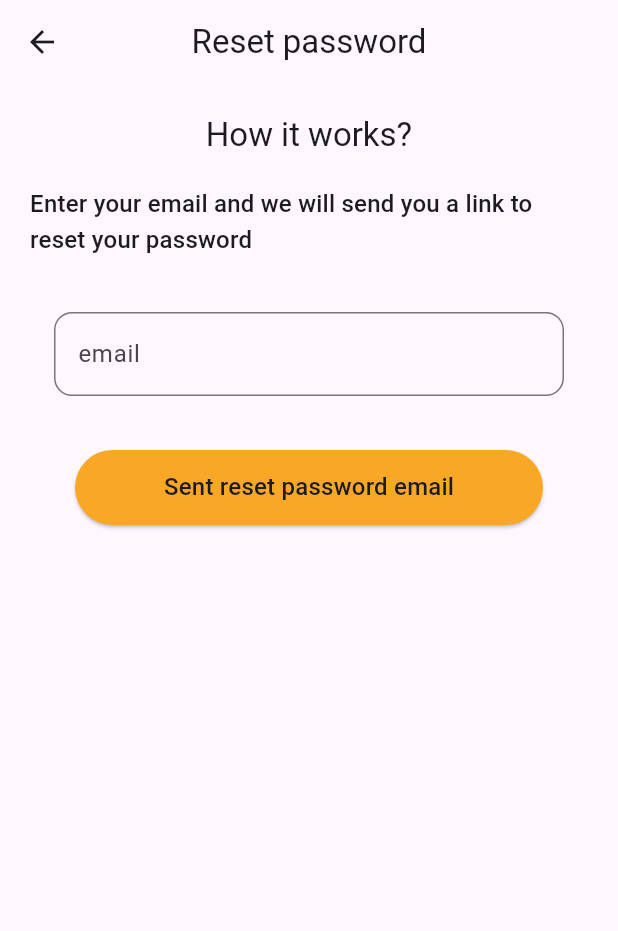
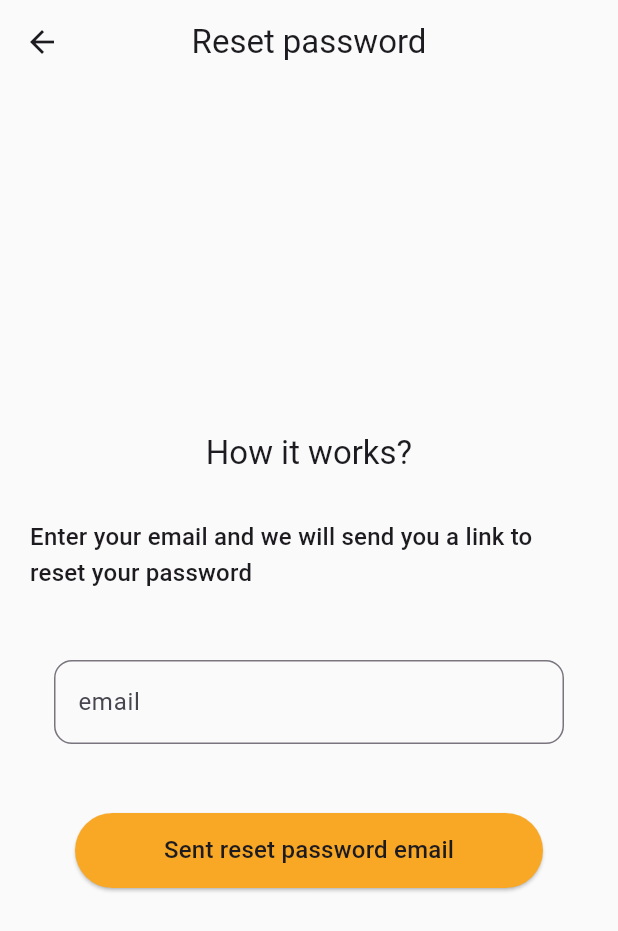
Before and after one commit to mohamedmahmoud95/smart-charging-echo-system-app, a Flutter app: the screen it shows after launch, after a tap on "Forgot password?", on a phone screen of 412 x 824 dp. Shown: the top 931 px of the screen. Run offline on Flutter 3.47's test engine with Material 3 defaults, Android fonts, the phone set to English and light mode, and no system bars; our stand-ins replace firebase_auth, firebase_core; accounts and stored records are empty; network calls fail.

Commit message:
added a sign up screen

```diff
--- a/lib/core/config/app_router.dart
+++ b/lib/core/config/app_router.dart
@@ -1,4 +1,5 @@
 import 'package:flutter/material.dart';
+import 'package:smart_charging_echo_system_app/features/authentication/presentation/pages/sign_up_screen.dart';
 
 import '../../features/authentication/presentation/pages/reset_password_screen.dart';
 import '../../features/authentication/presentation/pages/sign_in_screen.dart';
@@ -20,6 +21,10 @@ class AppRouter {
       case 'sign_in_screen_route':
         return MaterialPageRoute(builder: (context) => const SignInScreen());
 
+      case 'sign_up_screen_route':
+        return MaterialPageRoute(builder: (context) => const SignUpScreen());
+
+
       case 'reset_password_screen_route':
         return MaterialPageRoute(builder: (context) => const ResetPasswordScreen());
 
--- a/lib/features/authentication/presentation/pages/reset_password_screen.dart
+++ b/lib/features/authentication/presentation/pages/reset_password_screen.dart
@@ -1,6 +1,7 @@
 import 'package:flutter/material.dart';
 
 
+import '../../../../core/theme/app_colors.dart';
 import '../../../../widgets/buttons/button_widget.dart';
 import '../../../../widgets/text_fields/text_field.dart';
 import '../../firebase_auth_services.dart';
@@ -13,6 +14,7 @@ class ResetPasswordScreen extends StatelessWidget {
     TextEditingController emailController = TextEditingController();
 
     return Scaffold(
+      backgroundColor: AppColors.backgroundWhite,
       appBar: AppBar(
         backgroundColor: Colors.transparent,
         leading: const BackButton(),
@@ -25,20 +27,21 @@ class ResetPasswordScreen extends StatelessWidget {
       body: Padding(
         padding: const EdgeInsets.all(20),
         child: Column(
+          mainAxisAlignment: MainAxisAlignment.center,
           children: [
             Text(
               "How it works?",
               style: Theme.of(context).textTheme.titleLarge,
             ),
             const SizedBox(
-              height: 20,
+              height: 30,
             ),
             Text(
               "Enter your email and we will send you a link to reset your password",
               style: Theme.of(context).textTheme.titleMedium,
             ),
             const SizedBox(
-              height: 20,
+              height: 30,
             ),
             TextFieldWidget(
               label: 'email',
@@ -46,7 +49,7 @@ class ResetPasswordScreen extends StatelessWidget {
               textController: emailController,
             ),
             const SizedBox(
-              height: 20,
+              height: 30,
             ),
             ButtonWidget(
               child:Text( "Sent reset password email",style: Theme.of(context).textTheme.titleMedium,) ,
--- a/lib/features/authentication/presentation/pages/sign_in_screen.dart
+++ b/lib/features/authentication/presentation/pages/sign_in_screen.dart
@@ -12,16 +12,14 @@ class SignInScreen extends StatelessWidget {
 
   @override
   Widget build(BuildContext context) {
-
     final TextEditingController emailController = TextEditingController();
     final TextEditingController passwordController = TextEditingController();
-
 
     return Scaffold(
       backgroundColor: AppColors.backgroundWhite,
       body: Center(
-        child:
-        SingleChildScrollView(child: Column(
+        child: SingleChildScrollView(
+          child: Column(
             mainAxisAlignment: MainAxisAlignment.spaceEvenly,
             crossAxisAlignment: CrossAxisAlignment.center,
             children: [
@@ -30,20 +28,29 @@ class SignInScreen extends StatelessWidget {
                 width: 300,
               ),
               TextFieldWidget(label: 'email', textController: emailController),
-           const SizedBox(height: 20,),
-            TextFieldWidget(label: 'password', isHiddenByDefault: true,
+              const SizedBox(
+                height: 20,
+              ),
+              TextFieldWidget(
+                label: 'password',
+                isHiddenByDefault: true,
                 textController: passwordController,
-              suffix: const Icon(Icons.remove_red_eye, ),
+                suffix: const Icon(
+                  Icons.remove_red_eye,
                 ),
-
+              ),
               Row(
                 mainAxisAlignment: MainAxisAlignment.end,
                 children: [
-            Padding(padding: const EdgeInsets.all(20), child: forgotPasswordButton(context),),],),
-
-            const SizedBox(height: 20,),
-            ButtonWidget(onPressed: ()async{
-              await FirebaseAuthServices.instance.register(
+                  Padding(
+                    padding: const EdgeInsets.all(20),
+                    child: forgotPasswordButton(context),
+                  ),
+                ],
+              ),
+              ButtonWidget(
+                onPressed: () async {
+                  await FirebaseAuthServices.instance.signIn(
                     email: emailController.text,
                     password: passwordController.text,
                   );
@@ -52,18 +59,53 @@ class SignInScreen extends StatelessWidget {
                   //   email: emailController.text,
                   //   password: passwordController.text,
                   // );
-            }, text: 'Login',),
-
+                },
+                text: 'Login',
+              ),
+              const SizedBox(
+                height: 20,
+              ),
+              Row(
+                mainAxisAlignment: MainAxisAlignment.center,
+                children: [
+                  Padding(
+                    padding: const EdgeInsets.all(20),
+                    child: signUpInsteadButton(context),
+                  ),
                 ],
-        ),),
+              ),
+            ],
+          ),
+        ),
       ),
     );
   }
 
-  Widget forgotPasswordButton(BuildContext context){
-    return TextButtonWidget(text: "Forgot password?",
-        textColors: Colors.yellow.shade800,
-        onTap: (){
+  Widget signUpInsteadButton(BuildContext context) {
+    return Row(
+      crossAxisAlignment: CrossAxisAlignment.center,
+      children: [
+        const Text(
+          "Don't have an account? ",
+        ),
+        TextButtonWidget(
+            text: "Sign Up",
+            textColors: Colors.red.shade700,
+            onTap: () {
+              Navigator.of(context)
+                  .pushReplacementNamed('sign_up_screen_route');
+            }),
+      ],
+    );
+  }
+
+  Widget forgotPasswordButton(BuildContext context) {
+    return TextButtonWidget(
+        text: "Forgot password?",
+        textColors: Colors.grey.shade600,
+        fontWeight: FontWeight.w500,
+        fontSize: 14,
+        onTap: () {
           Navigator.of(context).pushNamed('reset_password_screen_route');
         });
   }
```
Also changed, not shown: lib/features/authentication/presentation/pages/sign_up_screen.dart (added, +82 -0 lines), 4 other files. Lines whose indentation alone changed are shown as unchanged.
